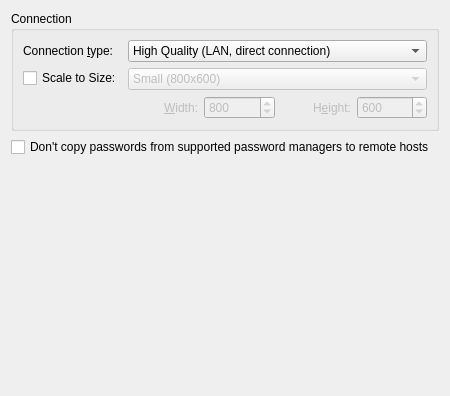
Above: vnc/vncpreferences.ui from KDE/krdc before the change. Below: the same form after it.
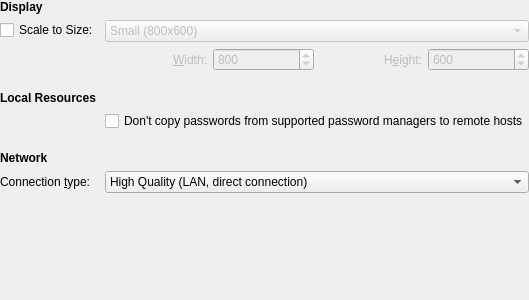
That is the form after the change. Custom widgets are drawn as their Qt base class.

Diff of the .ui file:
```diff
--- a/vnc/vncpreferences.ui
+++ b/vnc/vncpreferences.ui
@@ -7,70 +7,70 @@
     <x>0</x>
     <y>0</y>
     <width>440</width>
-    <height>396</height>
+    <height>300</height>
    </rect>
   </property>
   <layout class="QVBoxLayout" name="verticalLayout">
+   <property name="leftMargin">
+    <number>0</number>
+   </property>
+   <property name="topMargin">
+    <number>0</number>
+   </property>
+   <property name="rightMargin">
+    <number>0</number>
+   </property>
+   <property name="bottomMargin">
+    <number>0</number>
+   </property>
    <item>
-    <widget class="QGroupBox" name="vncGroupBox">
-     <property name="title">
-      <string>Connection</string>
-     </property>
      <layout class="QFormLayout" name="formLayout">
-      <item row="0" column="0">
-       <widget class="QLabel" name="connectionLabel">
-        <property name="text">
-         <string>Connection &amp;type:</string>
-        </property>
-        <property name="buddy">
-         <cstring>kcfg_Quality</cstring>
-        </property>
-       </widget>
-      </item>
-      <item row="0" column="1">
-       <widget class="KComboBox" name="kcfg_Quality">
-        <property name="minimumSize">
-         <size>
-          <width>280</width>
-          <height>0</height>
-         </size>
-        </property>
-        <property name="whatsThis">
-         <string>Use this to specify the performance of your connection. Note that you should select the speed of the weakest link - even if you have a high speed connection, it will not help you if the remote computer uses a slow modem. Choosing a level of quality that is too high on a slow link will cause slower response times. Choosing a lower quality will increase latencies in high speed connections and results in lower image quality, especially in 'Low Quality' mode.</string>
-        </property>
-        <item>
-         <property name="text">
-          <string>High Quality (LAN, direct connection)</string>
-         </property>
-        </item>
-        <item>
+     <property name="leftMargin">
+      <number>0</number>
+     </property>
+     <property name="topMargin">
+      <number>0</number>
+     </property>
+     <property name="rightMargin">
+      <number>0</number>
+     </property>
+     <property name="bottomMargin">
+      <number>0</number>
+     </property>
+     <item row="0" column="0" colspan="2">
+      <widget class="QLabel" name="displayHeading">
+       <property name="font">
+        <font>
+         <bold>true</bold>
+        </font>
+       </property>
          <property name="text">
-          <string>Medium Quality (DSL, Cable, fast Internet)</string>
-         </property>
-        </item>
-        <item>
-         <property name="text">
-          <string>Low Quality (Modem, ISDN, slow Internet)</string>
-         </property>
-        </item>
-       </widget>
-      </item>
-      <item row="2" column="0">
-       <layout class="QVBoxLayout">
-        <item>
+        <string>Display</string>
+       </property>
+      </widget>
+     </item>
+     <item row="1" column="0">
          <widget class="QCheckBox" name="kcfg_Scaling">
           <property name="text">
            <string>Scale to Size:</string>
           </property>
          </widget>
         </item>
-        <item>
-         <widget class="QLabel" name="resolutionDummyLabel"/>
-        </item>
-       </layout>
-      </item>
-      <item row="2" column="1">
-       <layout class="QVBoxLayout">
+     <item row="1" column="1">
+      <widget class="QWidget" name="scalingField">
+       <layout class="QVBoxLayout" name="scalingFieldLayout">
+        <property name="leftMargin">
+         <number>0</number>
+        </property>
+        <property name="topMargin">
+         <number>0</number>
+        </property>
+        <property name="rightMargin">
+         <number>0</number>
+        </property>
+        <property name="bottomMargin">
+         <number>0</number>
+        </property>
         <item>
          <widget class="KComboBox" name="resolutionComboBox">
           <property name="enabled">
@@ -126,7 +126,20 @@
          </widget>
         </item>
         <item>
-         <layout class="QHBoxLayout">
+         <widget class="QWidget" name="customSize">
+          <layout class="QHBoxLayout" name="customSizeLayout">
+           <property name="leftMargin">
+            <number>0</number>
+           </property>
+           <property name="topMargin">
+            <number>0</number>
+           </property>
+           <property name="rightMargin">
+            <number>0</number>
+           </property>
+           <property name="bottomMargin">
+            <number>0</number>
+           </property>
           <item>
            <widget class="QLabel" name="widthLabel">
             <property name="enabled">
@@ -192,20 +205,40 @@
            </widget>
           </item>
          </layout>
+         </widget>
         </item>
        </layout>
-      </item>
-     </layout>
-    </widget>
-   </item>
-   <item>
-    <layout class="QHBoxLayout" name="sshTunnelLayout">
-     <property name="spacing">
-      <number>0</number>
-     </property>
-    </layout>
-   </item>
-   <item>
+      </widget>
+     </item>
+     <item row="2" column="0" colspan="2">
+      <spacer name="localResourcesHeadingSpacing">
+       <property name="orientation">
+        <enum>Qt::Orientation::Vertical</enum>
+       </property>
+       <property name="sizeType">
+        <enum>QSizePolicy::Policy::Fixed</enum>
+       </property>
+       <property name="sizeHint" stdset="0">
+        <size>
+         <width>0</width>
+         <height>8</height>
+        </size>
+       </property>
+      </spacer>
+     </item>
+     <item row="3" column="0" colspan="2">
+      <widget class="QLabel" name="localResourcesHeading">
+       <property name="font">
+        <font>
+         <bold>true</bold>
+        </font>
+       </property>
+       <property name="text">
+        <string>Local Resources</string>
+       </property>
+      </widget>
+     </item>
+     <item row="4" column="1">
     <widget class="QCheckBox" name="dont_copy_passwords">
      <property name="text">
       <string>Don't copy passwords from supported password managers to remote hosts</string>
@@ -215,6 +248,90 @@
      </property>
     </widget>
    </item>
+     <item row="5" column="0" colspan="2">
+      <spacer name="networkHeadingSpacing">
+       <property name="orientation">
+        <enum>Qt::Orientation::Vertical</enum>
+       </property>
+       <property name="sizeType">
+        <enum>QSizePolicy::Policy::Fixed</enum>
+       </property>
+       <property name="sizeHint" stdset="0">
+        <size>
+         <width>0</width>
+         <height>8</height>
+        </size>
+       </property>
+      </spacer>
+     </item>
+     <item row="6" column="0" colspan="2">
+      <widget class="QLabel" name="networkHeading">
+       <property name="font">
+        <font>
+         <bold>true</bold>
+        </font>
+       </property>
+       <property name="text">
+        <string>Network</string>
+       </property>
+      </widget>
+     </item>
+     <item row="7" column="0">
+      <widget class="QLabel" name="connectionLabel">
+       <property name="text">
+        <string>Connection &amp;type:</string>
+       </property>
+       <property name="buddy">
+        <cstring>kcfg_Quality</cstring>
+       </property>
+      </widget>
+     </item>
+     <item row="7" column="1">
+      <widget class="KComboBox" name="kcfg_Quality">
+       <property name="minimumSize">
+        <size>
+         <width>280</width>
+         <height>0</height>
+        </size>
+       </property>
+       <property name="whatsThis">
+        <string>Use this to specify the performance of your connection. Note that you should select the speed of the weakest link - even if you have a high speed connection, it will not help you if the remote computer uses a slow modem. Choosing a level of quality that is too high on a slow link will cause slower response times. Choosing a lower quality will increase latencies in high speed connections and results in lower image quality, especially in 'Low Quality' mode.</string>
+       </property>
+       <item>
+        <property name="text">
+         <string>High Quality (LAN, direct connection)</string>
+        </property>
+       </item>
+       <item>
+        <property name="text">
+         <string>Medium Quality (DSL, Cable, fast Internet)</string>
+        </property>
+       </item>
+       <item>
+        <property name="text">
+         <string>Low Quality (Modem, ISDN, slow Internet)</string>
+        </property>
+       </item>
+      </widget>
+     </item>
+     <item row="8" column="0" colspan="2">
+      <layout class="QHBoxLayout" name="sshTunnelLayout">
+       <property name="leftMargin">
+        <number>0</number>
+       </property>
+       <property name="topMargin">
+        <number>0</number>
+       </property>
+       <property name="rightMargin">
+        <number>0</number>
+       </property>
+       <property name="bottomMargin">
+        <number>0</number>
+       </property>
+      </layout>
+     </item>
+    </layout>
+   </item>
    <item>
     <spacer name="verticalSpacer">
      <property name="orientation">
@@ -222,8 +339,8 @@
      </property>
      <property name="sizeHint" stdset="0">
       <size>
-       <width>428</width>
-       <height>16</height>
+       <width>0</width>
+       <height>0</height>
       </size>
      </property>
     </spacer>
```
Left out of the diff: 14 changed lines with no effect on the pictures. Lines whose indentation alone changed are shown as unchanged.
